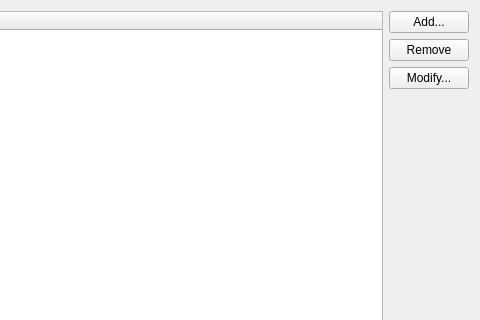
Above: archivemailagent/ui/archivemailwidget.ui from chusopr/kdepim-ktimetracker-akonadi before the change; both pictures show x 201 to 681 and y 0 to 320 of the 681 by 634 pixel window. Below: the same form after it.
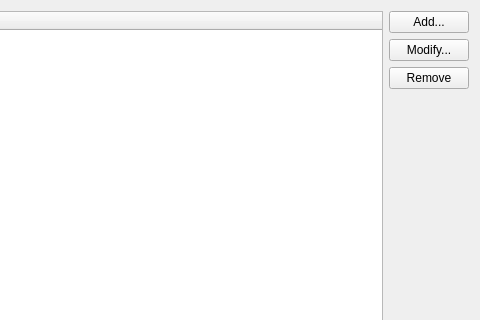
That is the form after the change.

Commit message:
Fix buttons order. Don't allow to create 2 archive item for same folder
(it will not work)

Diff of the .ui file:
```diff
--- a/archivemailagent/ui/archivemailwidget.ui
+++ b/archivemailagent/ui/archivemailwidget.ui
@@ -21,16 +21,16 @@
       </widget>
      </item>
      <item>
-      <widget class="QPushButton" name="removeItem">
+      <widget class="QPushButton" name="modifyItem">
        <property name="text">
-        <string>Remove</string>
+        <string>Modify...</string>
        </property>
       </widget>
      </item>
      <item>
-      <widget class="QPushButton" name="modifyItem">
+      <widget class="QPushButton" name="removeItem">
        <property name="text">
-        <string>Modify...</string>
+        <string>Remove</string>
        </property>
       </widget>
      </item>
```
The commit also changes 3 other files.
